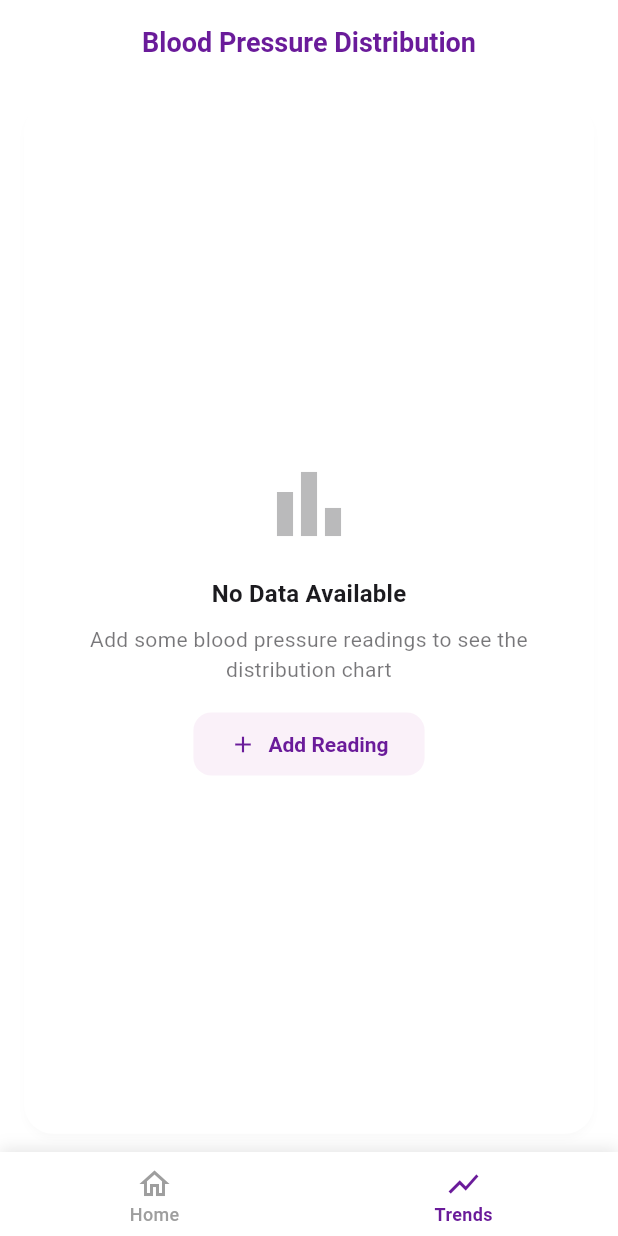
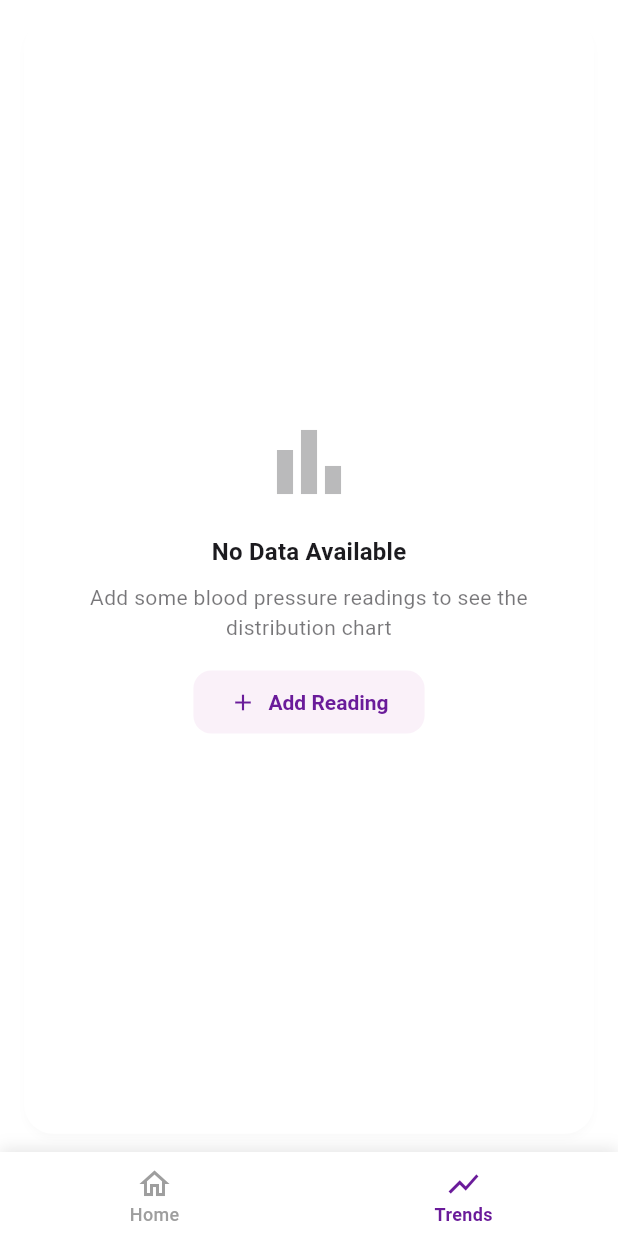
Before and after one commit to herryhou/cardio_tracker, a Flutter app: the screen it shows after launch, item 2 of the bottom bar chosen, on a phone screen of 412 x 824 dp. Run offline on Flutter 3.47's test engine with Material 3 defaults, Android fonts, the phone set to English and light mode, and no system bars; our stand-ins replace csv, fl_chart, flutter_secure_storage, share_plus, shared_preferences, sqflite; accounts and stored records are empty; Roboto replaces fonts that are missing (SF Pro Display).

Commit message:
refactor: simplify trends page with minimal classic design
- Remove AppBar title from distribution screen for full-screen experience
- Remove "Blood Pressure Analysis" header and reading count
- Keep only segment selector as the main navigation element
- Achieve cleaner, less cluttered interface following iOS/Android patterns
- More content space with better focus on data visualization

🤖 Generated with [Claude Code](https://claude.com/claude-code)

Co-Authored-By: Claude <noreply@anthropic.com>

```diff
--- a/lib/screens/distribution_screen.dart
+++ b/lib/screens/distribution_screen.dart
@@ -92,12 +92,6 @@ class _DistributionScreenState extends State<DistributionScreen> {
   @override
   Widget build(BuildContext context) {
     return Scaffold(
-      appBar: AppBar(
-        title: const Text('Blood Pressure Distribution'),
-        elevation: 0,
-        backgroundColor: Colors.transparent,
-        foregroundColor: Theme.of(context).colorScheme.primary,
-      ),
       body: Consumer<BloodPressureProvider>(
         builder: (context, provider, child) {
           if (provider.isLoading) {
```
Also changed, not shown: lib/widgets/dual_chart_container.dart (+1 -44 lines).
